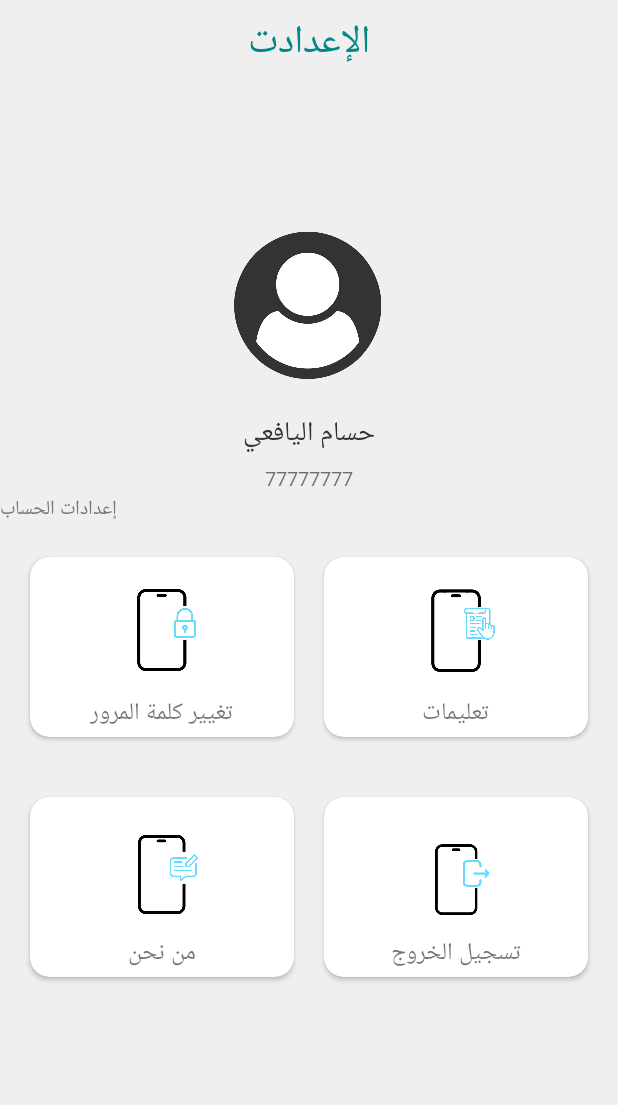
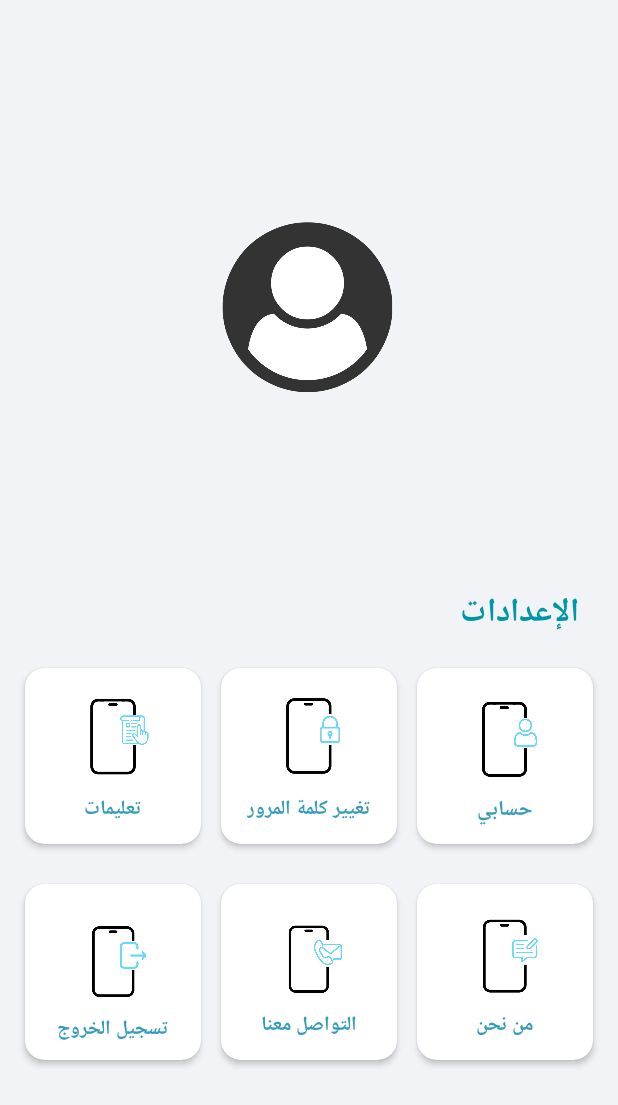
Before and after one commit to ygprogect/yg_project, an Android app: the fragment SettingdelegateFragment shown on its own in the app's theme, on a phone screen of 412 x 824 dp. Shown: the top 1105 px of the screen. Run offline under Robolectric (Android 15) with nearby library versions, the phone set to English and light mode, and no system bars; our stand-ins replace sdp/ssp sizes; Roboto replaces fonts that are not available here.

Commit message:
third_editing3

```diff
--- a/app/src/main/res/layout/fragment_setting.xml
+++ b/app/src/main/res/layout/fragment_setting.xml
@@ -10,8 +10,8 @@
 
 
     <ImageView
-        android:layout_width="140dp"
-        android:layout_height="140dp"
+        android:layout_width="120dp"
+        android:layout_height="120dp"
         android:layout_marginTop="40dp"
         android:contentDescription="TODO"
         android:src="@drawable/usericon"
--- a/app/src/main/res/layout/fragment_settingdelegate.xml
+++ b/app/src/main/res/layout/fragment_settingdelegate.xml
@@ -1,247 +1,295 @@
 <?xml version="1.0" encoding="utf-8"?>
-<FrameLayout xmlns:android="http://schemas.android.com/apk/res/android"
+<androidx.constraintlayout.widget.ConstraintLayout xmlns:android="http://schemas.android.com/apk/res/android"
+    xmlns:app="http://schemas.android.com/apk/res-auto"
     xmlns:tools="http://schemas.android.com/tools"
     android:layout_width="match_parent"
     android:layout_height="match_parent"
-    android:background="#efefef"
-    android:orientation="vertical"
-    xmlns:app="http://schemas.android.com/apk/res-auto"
+    android:background="#F2F3F7"
+    android:layoutDirection="rtl"
     tools:context=".SettingdelegateFragment">
 
-    <androidx.constraintlayout.widget.ConstraintLayout
+
+    <ImageView
+        android:layout_width="120dp"
+        android:layout_height="120dp"
+        android:layout_marginTop="20dp"
+        android:contentDescription="TODO"
+        android:src="@drawable/usericon"
+        app:layout_constraintBottom_toTopOf="@+id/textView2"
+        app:layout_constraintEnd_toEndOf="parent"
+        app:layout_constraintStart_toStartOf="parent"
+        app:layout_constraintTop_toTopOf="parent" />
+
+    <TextView
+        android:id="@+id/textView2"
+        android:layout_width="wrap_content"
+        android:layout_height="wrap_content"
+        android:layout_marginRight="@dimen/_20sdp"
+        android:layout_marginBottom="4dp"
+        android:fontFamily="@font/boldiphone"
+        android:text="الإعدادات"
+        android:textColor="#0097A7"
+        android:textSize="22dp"
+        android:textStyle="bold"
+        app:layout_constraintBottom_toTopOf="@+id/linearLayout22"
+        app:layout_constraintRight_toRightOf="parent" />
+
+    <LinearLayout
+        android:id="@+id/linearLayout22"
+        android:layout_width="wrap_content"
+        android:layout_height="wrap_content"
+        android:padding="@dimen/_5sdp"
+        android:orientation="horizontal"
+        app:layout_constraintBottom_toTopOf="@+id/linearLayout23"
+        app:layout_constraintEnd_toEndOf="parent"
+        app:layout_constraintStart_toStartOf="parent">
+
+        <androidx.cardview.widget.CardView
+            android:id="@+id/myaccount"
+            android:layout_width="@dimen/_90sdp"
+            android:layout_height="@dimen/_90sdp"
+            android:layout_margin="@dimen/_5sdp"
+            android:background="#ffffff"
+            app:cardCornerRadius="@dimen/_10sdp"
+            app:cardElevation="@dimen/_2sdp"
+            app:cardBackgroundColor="@color/white">
+
+            <LinearLayout
                 android:layout_width="match_parent"
-        android:layout_height="match_parent"
+                android:layout_height="wrap_content"
+                android:gravity="center"
                 android:orientation="vertical">
 
-        <TextView
-            android:layout_marginTop="@dimen/_5sdp"
-            android:id="@+id/main_setting_tv"
-            android:layout_width="wrap_content"
-            android:layout_height="wrap_content"
-            android:text="الإعدادت"
-            android:textColor="@color/teal_700"
-            app:layout_constraintEnd_toEndOf="parent"
-            app:layout_constraintHorizontal_bias="0.5"
-            app:layout_constraintStart_toStartOf="parent"
-            app:layout_constraintTop_toTopOf="parent"
-            android:textSize="@dimen/_20ssp"
-            android:fontFamily="@font/boldiphone"/>
-
                 <ImageView
-            android:id="@+id/image_profile"
-            android:layout_width="@dimen/_80sdp"
-            android:layout_height="@dimen/_80sdp"
-            android:src="@drawable/usericon"
-            app:layout_constraintBottom_toTopOf="@+id/barrier2"
-            app:layout_constraintEnd_toEndOf="parent"
-            app:layout_constraintHorizontal_bias="0.5"
-            app:layout_constraintStart_toStartOf="parent"
-            app:layout_constraintTop_toBottomOf="@+id/main_setting_tv"
-            android:layout_marginTop="10dp"/>
+                    android:layout_width="60dp"
+                    android:layout_height="60dp"
+                    android:layout_marginTop="20dp"
+                    android:src="@drawable/my_account" />
 
                 <TextView
-            android:id="@+id/mandob_name"
                     android:layout_width="wrap_content"
-            android:layout_height="wrap_content"
-            android:text="حسام اليافعي"
-            android:textColor="#333"
-            android:textSize="@dimen/_14ssp"
+                    android:layout_height="40dp"
+                    android:layout_marginTop="8dp"
+                    android:text="حسابي"
                     android:fontFamily="@font/boldiphone"
-            app:layout_constraintBottom_toTopOf="@+id/mandob_number"
-            app:layout_constraintEnd_toEndOf="parent"
-            app:layout_constraintHorizontal_bias="0.5"
-            app:layout_constraintStart_toStartOf="parent"
-            app:layout_constraintTop_toBottomOf="@+id/image_profile"
-            android:layout_marginTop="@dimen/_10sdp"/>
+                    android:textSize="14sp"
+                    android:textColor="@color/custom"
+                    android:textStyle="bold"/>
 
-        <TextView
-            android:id="@+id/mandob_number"
-            android:layout_width="wrap_content"
-            android:layout_height="wrap_content"
-            android:layout_marginBottom="@dimen/_10sdp"
-            android:text="77777777"
-            android:textSize="@dimen/_10ssp"
-            android:fontFamily="@font/boldiphone"
-            app:layout_constraintBottom_toTopOf="@+id/barrier2"
-            app:layout_constraintEnd_toEndOf="parent"
-            app:layout_constraintHorizontal_bias="0.5"
-            app:layout_constraintStart_toStartOf="parent"
-            app:layout_constraintTop_toBottomOf="@+id/mandob_name" />
+            </LinearLayout>
 
-        <TextView
-            android:id="@+id/acount_setting_tv"
-            android:layout_width="wrap_content"
-            android:layout_height="wrap_content"
-            android:text="إعدادات الحساب"
-            android:textColor="#777"
-            android:fontFamily="@font/boldiphone"
-            android:textSize="@dimen/_10ssp"
-            app:layout_constraintBottom_toTopOf="@+id/cardView1"
-            app:layout_constraintHorizontal_bias="0.5"
-            app:layout_constraintStart_toStartOf="@id/cardView1"
-            app:layout_constraintTop_toBottomOf="@+id/mandob_number" />
-
-        <LinearLayout
-            android:id="@+id/linearLayout"
-            android:layout_width="0dp"
-            android:layout_height="160dp"
-            android:orientation="horizontal"
-            android:padding="10dp"
-            app:layout_constraintEnd_toEndOf="parent"
-            app:layout_constraintStart_toStartOf="parent"
-            app:layout_constraintTop_toBottomOf="@+id/acount_setting_tv">
-
-            <androidx.cardview.widget.CardView
-                android:layout_width="0dp"
-                android:layout_height="match_parent"
-                android:layout_margin="10dp"
-                android:layout_weight="1"
-                app:cardCornerRadius="@dimen/_10sdp">
-
-                <RelativeLayout
-                    android:layout_width="match_parent"
-                    android:layout_height="match_parent">
-
-                    <TextView
-                        android:id="@+id/textView3"
-                        android:layout_width="wrap_content"
-                        android:layout_height="wrap_content"
-                        android:layout_below="@id/bus"
-                        android:layout_centerHorizontal="true"
-                        android:layout_marginTop="10dp"
-                        android:fontFamily="@font/boldiphone"
-                        android:text="تغيير كلمة المرور"
-                        android:textSize="16sp" />
-
-                    <ImageView
-                        android:id="@+id/bus"
-                        android:layout_width="65dp"
-                        android:layout_height="65dp"
-                        android:layout_centerHorizontal="true"
-                        android:layout_marginTop="15dp"
-                        android:src="@drawable/change_pass"/>
-                </RelativeLayout>
         </androidx.cardview.widget.CardView>
 
         <androidx.cardview.widget.CardView
-                android:id="@+id/cardView2"
-                android:layout_width="0dp"
-                android:layout_height="match_parent"
-                android:layout_margin="10dp"
-                android:layout_weight="1"
-                app:cardCornerRadius="@dimen/_10sdp">
+            android:id="@+id/reset_pass"
+            android:layout_width="@dimen/_90sdp"
+            android:layout_height="@dimen/_90sdp"
+            android:layout_marginLeft="@dimen/_5sdp"
+            android:layout_marginRight="@dimen/_5sdp"
+            android:layout_marginTop="@dimen/_5sdp"
+            android:background="@color/white"
+            app:cardCornerRadius="@dimen/_10sdp"
+            app:cardElevation="@dimen/_2sdp"
+            app:cardBackgroundColor="@color/white">
 
-                <RelativeLayout
+            <LinearLayout
                 android:layout_width="match_parent"
-                    android:layout_height="match_parent">
+                android:layout_height="wrap_content"
+                android:gravity="center"
+                android:orientation="vertical">
+
+                <ImageView
+                    android:layout_width="60dp"
+                    android:layout_height="60dp"
+                    android:layout_marginTop="20dp"
+                    android:src="@drawable/change_pass" />
 
                 <TextView
-                        android:id="@+id/textView4"
                     android:layout_width="wrap_content"
+                    android:layout_height="40dp"
+                    android:layout_marginTop="8dp"
+                    android:text="تغيير كلمة المرور"
+                    android:textSize="13sp"
+                    android:fontFamily="@font/boldiphone"
+                    android:textColor="@color/custom"
+                    android:textStyle="bold"/>
+
+            </LinearLayout>
+
+        </androidx.cardview.widget.CardView>
+
+        <androidx.cardview.widget.CardView
+            android:id="@+id/map_screen"
+            android:layout_width="@dimen/_90sdp"
+            android:layout_height="@dimen/_90sdp"
+            android:layout_margin="@dimen/_5sdp"
+            android:background="@color/white"
+            app:cardCornerRadius="@dimen/_10sdp"
+            app:cardElevation="@dimen/_2sdp"
+            app:cardBackgroundColor="@color/white">
+
+            <LinearLayout
+                android:layout_width="match_parent"
                 android:layout_height="wrap_content"
-                        android:layout_below="@id/imageView3"
-                        android:layout_centerHorizontal="true"
-                        android:layout_marginTop="10dp"
-                        android:fontFamily="@font/boldiphone"
-                        android:text="تعليمات"
-                        android:textSize="16sp" />
+                android:gravity="center"
+                android:orientation="vertical">
 
                 <ImageView
-                        android:id="@+id/imageView3"
-                        android:layout_width="65dp"
-                        android:layout_height="65dp"
-                        android:layout_centerHorizontal="true"
-                        android:layout_marginTop="15dp"
-                        android:src="@drawable/instructions"/>
-                </RelativeLayout>
+                    android:layout_width="60dp"
+                    android:layout_height="60dp"
+                    android:layout_marginTop="20dp"
+                    android:src="@drawable/instructions" />
+
+                <TextView
+                    android:layout_width="wrap_content"
+                    android:layout_height="40dp"
+                    android:layout_marginTop="8dp"
+                    android:text="تعليمات"
+                    android:textSize="13sp"
+                    android:fontFamily="@font/boldiphone"
+                    android:textColor="@color/custom"
+                    android:textStyle="bold"/>
+
+            </LinearLayout>
+
         </androidx.cardview.widget.CardView>
+
     </LinearLayout>
 
     <LinearLayout
-            android:id="@+id/linearLayout2"
-            android:layout_width="0dp"
-            android:layout_height="160dp"
-            android:orientation="horizontal"
-            android:padding="10dp"
-            app:layout_constraintEnd_toEndOf="parent"
-            app:layout_constraintStart_toStartOf="parent"
-            app:layout_constraintTop_toBottomOf="@+id/linearLayout">
-            <androidx.cardview.widget.CardView
-                android:layout_width="0dp"
-                android:layout_height="match_parent"
-                android:layout_margin="10dp"
-                android:layout_weight="1"
-                app:cardCornerRadius="@dimen/_10sdp">
-                <RelativeLayout
-                    android:layout_width="match_parent"
-                    android:layout_height="match_parent">
-                    <TextView
-                        android:id="@+id/textView6"
-                        android:layout_width="wrap_content"
-                        android:layout_height="wrap_content"
-                        android:layout_below="@id/bus1"
-                        android:layout_centerHorizontal="true"
-                        android:layout_marginTop="10dp"
-                        android:text="من نحن"
-                        android:textSize="16sp"
-                        android:fontFamily="@font/boldiphone" />
-                    <ImageView
-                        android:id="@+id/bus1"
-                        android:layout_width="65dp"
-                        android:layout_height="65dp"
-                        android:layout_centerHorizontal="true"
-                        android:layout_marginTop="15dp"
-                        android:src="@drawable/who_we_are"/>
-                </RelativeLayout>
-            </androidx.cardview.widget.CardView>
-            <androidx.cardview.widget.CardView
-                android:layout_width="0dp"
-                android:layout_height="match_parent"
-                android:layout_margin="10dp"
-                android:layout_weight="1"
-                app:cardCornerRadius="@dimen/_10sdp">
-                <RelativeLayout
-                    android:layout_width="match_parent"
-                    android:layout_height="match_parent">
-                    <TextView
-                        android:id="@+id/textView7"
-                        android:layout_width="wrap_content"
-                        android:layout_height="wrap_content"
-                        android:layout_below="@id/train"
-                        android:layout_centerHorizontal="true"
-                        android:layout_marginTop="10dp"
-                        android:text="تسجيل الخروج"
-                        android:textSize="16sp"
-                        android:fontFamily="@font/boldiphone"/>
-                    <ImageView
-                        android:id="@+id/train"
-                        android:layout_width="65dp"
-                        android:layout_height="65dp"
-                        android:layout_centerHorizontal="true"
-                        android:layout_marginTop="15dp"
-                        android:src="@drawable/logout"/>
-                </RelativeLayout>
-            </androidx.cardview.widget.CardView>
-        </LinearLayout>
-
-        <androidx.constraintlayout.widget.Guideline
-            android:id="@+id/guideline2"
-            android:layout_width="wrap_content"
-            android:layout_height="wrap_content"
-            android:orientation="vertical"
-            app:layout_constraintGuide_percent="0.5" />
-
-        <androidx.constraintlayout.widget.Guideline
-        android:id="@+id/barrier2"
+        android:id="@+id/linearLayout23"
         android:layout_width="wrap_content"
         android:layout_height="wrap_content"
         android:orientation="horizontal"
-        app:layout_constraintGuide_percent="0.42" />
-        <androidx.constraintlayout.widget.Guideline
-            android:id="@+id/guideline1"
+        android:padding="@dimen/_5sdp"
+        app:layout_constraintBottom_toTopOf="@+id/linearLayout24"
+        app:layout_constraintEnd_toEndOf="parent"
+        app:layout_constraintStart_toStartOf="parent">
+
+        <androidx.cardview.widget.CardView
+            android:id="@+id/onboarding"
+            android:layout_width="@dimen/_90sdp"
+            android:layout_height="@dimen/_90sdp"
+            android:layout_margin="@dimen/_5sdp"
+            android:background="#ffffff"
+            app:cardCornerRadius="@dimen/_10sdp"
+            app:cardElevation="@dimen/_2sdp"
+            app:cardBackgroundColor="@color/white">
+
+            <LinearLayout
+                android:layout_width="match_parent"
+                android:layout_height="wrap_content"
+                android:gravity="center"
+                android:orientation="vertical">
+
+                <ImageView
+                    android:layout_width="60dp"
+                    android:layout_height="60dp"
+                    android:layout_marginTop="20dp"
+                    android:src="@drawable/who_we_are" />
+
+                <TextView
+                    android:layout_width="wrap_content"
+                    android:layout_height="40dp"
+                    android:layout_marginTop="8dp"
+                    android:text="من نحن"
+                    android:textSize="13sp"
+                    android:fontFamily="@font/boldiphone"
+                    android:textColor="@color/custom"
+                    android:textStyle="bold"/>
+
+            </LinearLayout>
+
+        </androidx.cardview.widget.CardView>
+
+        <androidx.cardview.widget.CardView
+            android:layout_width="@dimen/_90sdp"
+            android:layout_height="@dimen/_90sdp"
+            android:layout_marginLeft="@dimen/_5sdp"
+            android:layout_marginRight="@dimen/_5sdp"
+            android:layout_marginTop="@dimen/_5sdp"
+            android:background="@color/white"
+            app:cardCornerRadius="@dimen/_10sdp"
+            app:cardElevation="@dimen/_2sdp"
+            app:cardBackgroundColor="@color/white">
+
+            <LinearLayout
+                android:layout_width="match_parent"
+                android:layout_height="wrap_content"
+                android:gravity="center"
+                android:orientation="vertical">
+
+                <ImageView
+                    android:layout_width="60dp"
+                    android:layout_height="60dp"
+                    android:layout_marginTop="20dp"
+                    android:src="@drawable/contactus" />
+
+                <TextView
+                    android:layout_width="wrap_content"
+                    android:layout_height="40dp"
+                    android:layout_marginTop="8dp"
+                    android:text="التواصل معنا"
+                    android:textSize="13sp"
+                    android:fontFamily="@font/boldiphone"
+                    android:textColor="@color/custom"
+                    android:textStyle="bold"/>
+
+            </LinearLayout>
+
+        </androidx.cardview.widget.CardView>
+
+        <androidx.cardview.widget.CardView
+            android:id="@+id/order"
+            android:layout_width="@dimen/_90sdp"
+            android:layout_height="@dimen/_90sdp"
+            android:layout_margin="@dimen/_5sdp"
+            android:background="#ffffff"
+            app:cardCornerRadius="@dimen/_10sdp"
+            app:cardElevation="@dimen/_2sdp"
+            app:cardBackgroundColor="@color/white">
+
+            <LinearLayout
+                android:layout_width="match_parent"
+                android:layout_height="wrap_content"
+                android:gravity="center"
+                android:orientation="vertical">
+
+                <ImageView
+                    android:layout_width="65dp"
+                    android:layout_height="65dp"
+                    android:layout_marginTop="20dp"
+                    android:src="@drawable/logout" />
+
+                <TextView
+                    android:layout_width="wrap_content"
+                    android:layout_height="40dp"
+                    android:layout_marginTop="8dp"
+                    android:text="تسجيل الخروج"
+                    android:textSize="13sp"
+                    android:fontFamily="@font/boldiphone"
+                    android:textColor="@color/custom"
+                    android:textStyle="bold"/>
+
+            </LinearLayout>
+
+        </androidx.cardview.widget.CardView>
+
+    </LinearLayout>
+
+    <LinearLayout
+        android:id="@+id/linearLayout24"
         android:layout_width="wrap_content"
         android:layout_height="wrap_content"
+        android:layout_marginBottom="104dp"
         android:orientation="horizontal"
-            app:layout_constraintGuide_percent="0.62" />
+        app:layout_constraintBottom_toBottomOf="parent"
+        app:layout_constraintEnd_toEndOf="parent"
+        app:layout_constraintHorizontal_bias="0.035"
+        app:layout_constraintStart_toStartOf="parent">
+
+
+
+    </LinearLayout>
+
 </androidx.constraintlayout.widget.ConstraintLayout>
-</FrameLayout>
```
Also changed, not shown: app/src/main/res/layout/fragment_homedelegate.xml (+86 -97 lines). Lines whose indentation alone changed are shown as unchanged.
